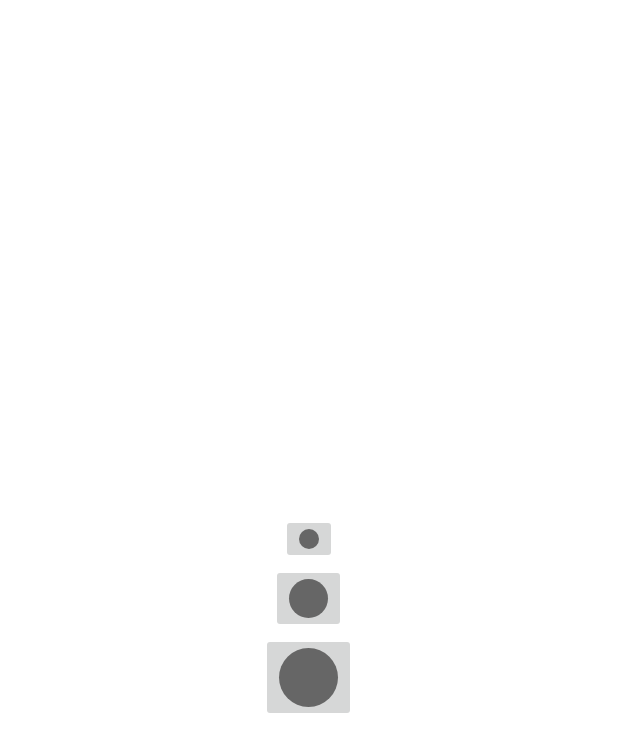
After one commit to kundan-gif/DrawingApp, an Android app: the layout dialog_brush_size.xml on its own in the app's theme, with its tools: preview values and no code run, on a phone screen of 412 x 824 dp. The commit adds this screen. Shown: the top 752 px of the screen. Run offline under Robolectric (Android 15) with nearby library versions, the phone set to English and light mode, and no system bars.

Commit message:
setting brush size

```diff
--- /dev/null
+++ b/KidsDrawingApp/app/src/main/res/drawable/large.xml
@@ -0,0 +1,12 @@
+<?xml version="1.0" encoding="utf-8"?>
+<shape xmlns:android="http://schemas.android.com/apk/res/android"
+    android:shape="oval"
+    android:dither="true">
+<size
+    android:height="@dimen/_30sdp"
+    android:width="@dimen/_30sdp"
+    />
+    <solid
+        android:color="#ff666666"/>
+
+</shape>
--- /dev/null
+++ b/KidsDrawingApp/app/src/main/res/drawable/medium.xml
@@ -0,0 +1,12 @@
+<?xml version="1.0" encoding="utf-8"?>
+<shape xmlns:android="http://schemas.android.com/apk/res/android"
+    android:shape="oval"
+    android:dither="true">
+<size
+    android:height="@dimen/_20sdp"
+    android:width="@dimen/_20sdp"
+    />
+    <solid
+        android:color="#ff666666"/>
+
+</shape>
--- /dev/null
+++ b/KidsDrawingApp/app/src/main/res/drawable/small.xml
@@ -0,0 +1,12 @@
+<?xml version="1.0" encoding="utf-8"?>
+<shape xmlns:android="http://schemas.android.com/apk/res/android"
+    android:shape="oval"
+    android:dither="true">
+<size
+    android:height="@dimen/_10sdp"
+    android:width="@dimen/_10sdp"
+    />
+    <solid
+        android:color="#ff666666"/>
+
+</shape>
--- /dev/null
+++ b/KidsDrawingApp/app/src/main/res/layout/dialog_brush_size.xml
@@ -0,0 +1,28 @@
+<?xml version="1.0" encoding="utf-8"?>
+<LinearLayout
+    xmlns:android="http://schemas.android.com/apk/res/android" android:layout_width="match_parent"
+    android:layout_height="match_parent"
+    android:orientation="vertical"
+    android:gravity="center">
+
+    <ImageButton
+        android:id="@+id/ib_small_brush"
+        android:layout_width="wrap_content"
+        android:layout_height="wrap_content"
+        android:contentDescription="image_small"
+        android:src="@drawable/small"
+        />
+    <ImageButton
+        android:id="@+id/ib_medium_brush"
+        android:layout_width="wrap_content"
+        android:layout_height="wrap_content"
+        android:contentDescription="image_medium"
+        android:src="@drawable/medium"/>
+    <ImageButton
+        android:id="@+id/ib_large_brush"
+        android:layout_width="wrap_content"
+        android:layout_height="wrap_content"
+        android:contentDescription="image_large"
+        android:src="@drawable/large"/>
+
+</LinearLayout>
```
Also changed, not shown: KidsDrawingApp/app/src/main/java/com/example/kidsdrawingapp/DrawingView.kt (+45 -34 lines), KidsDrawingApp/app/src/main/java/com/example/kidsdrawingapp/MainActivity.kt (+29 -0 lines), KidsDrawingApp/app/src/main/res/drawable/ic_brush.xml (added, +10 -0 lines), KidsDrawingApp/app/src/main/res/layout/activity_main.xml (+14 -2 lines).
